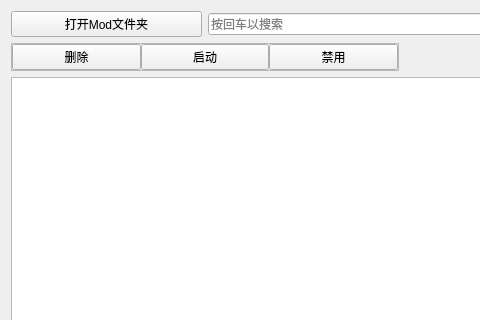
Old version of the form FMCL/Functions/GameManager/ModManager.ui in the repository 1604042736/FMCL; both pictures show x 0 to 480 and y 0 to 320 of the 1000 by 618 pixel window.
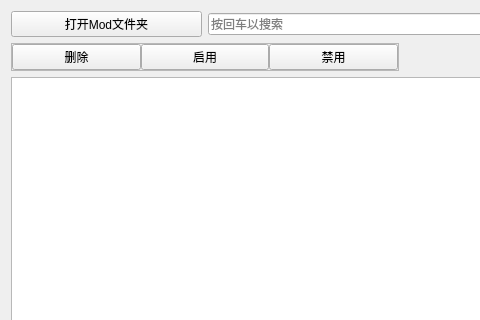
New version of the form. Custom widgets are drawn as their Qt base class.

Patch:
```diff
--- a/FMCL/Functions/GameManager/ModManager.ui
+++ b/FMCL/Functions/GameManager/ModManager.ui
@@ -63,7 +63,7 @@
          <bool>true</bool>
         </property>
         <property name="text">
-         <string>启动</string>
+         <string>启用</string>
         </property>
        </widget>
       </item>
```
